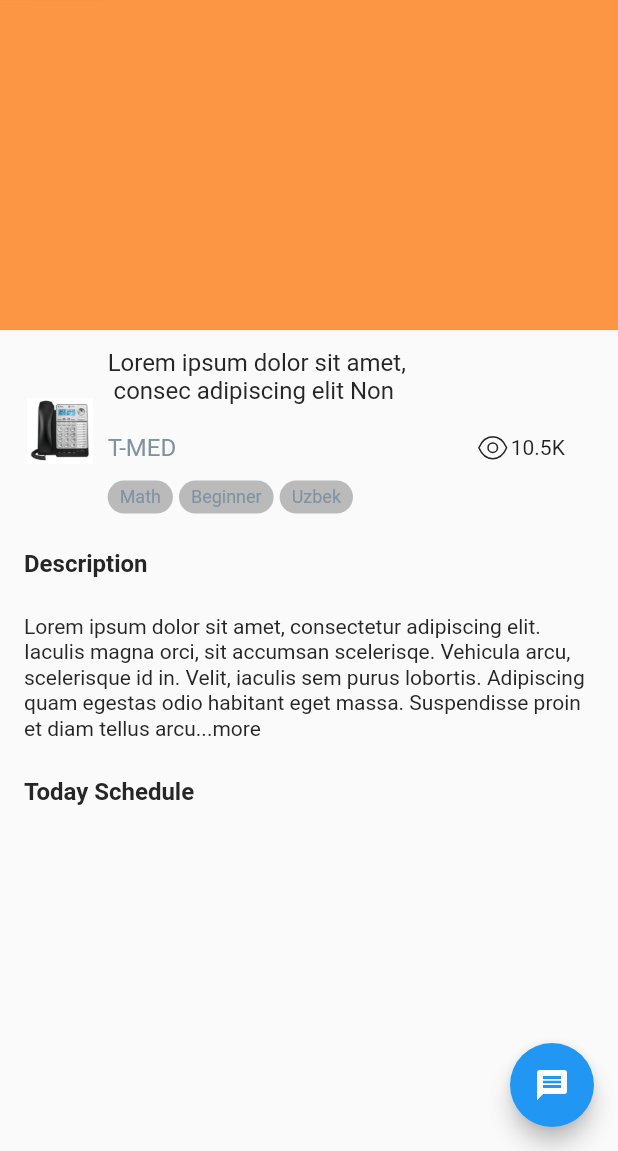
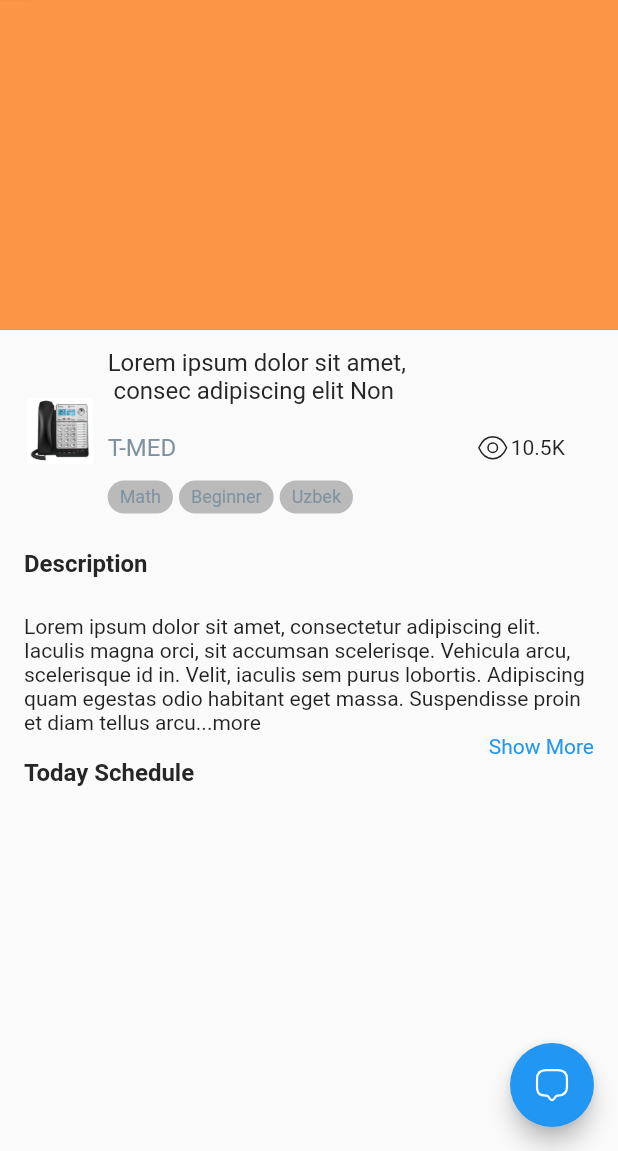
Before and after one commit to bobirbek1/Dwed, a Flutter app: the StreamDetailsPage screen opened by its route, on a phone screen of 412 x 824 dp, the part 85-1236 px from its top. Run offline on Flutter 3.47's test engine with Material 2 defaults, Android fonts, the phone set to English and light mode, and no system bars; our stand-ins replace carousel_slider, connectivity_plus, dartz, dio, equatable, flutter_svg and 4 more; accounts and stored records are empty; network calls fail; project files that could hold a hidden picture were left out.

Commit message:
Stream third page is add  not fully

```diff
--- a/lib/app/app_icons.dart
+++ b/lib/app/app_icons.dart
@@ -37,4 +37,6 @@ class AppIcons {
   static const String BRO = "assets/icons/bro.svg";
   static const String ICON_MORE = "assets/icons/icon_more.svg";
   static const String ICON_EYE = "assets/icons/icon_eye.svg";
+  static const String ICON_MESSAGE = "assets/icons/message.svg";
+  static const String ARROW_DOWN = "assets/icons/arrow_down.svg";
 }
--- a/lib/src/presentation/pages/stream/stream_detail_page.dart
+++ b/lib/src/presentation/pages/stream/stream_detail_page.dart
@@ -7,7 +7,9 @@ import '../../../../app/app_icons.dart';
 import '../../../../core/utils/size_config.dart';
 
 class StreamDetailsPage extends StatelessWidget {
-  const StreamDetailsPage({Key? key}) : super(key: key);
+  StreamDetailsPage({Key? key}) : super(key: key);
+
+  bool isMessagePressed = false;
 
   @override
   Widget build(BuildContext context) {
@@ -20,12 +22,25 @@ class StreamDetailsPage extends StatelessWidget {
                 color: Colors.black,
               )),
           'Stream name'),
-      body: getStreamDetails(),
+      body: Column(
+        children: [
+          Container(
+            height: SizeConfig.calculateBlockVertical(240),
+            decoration: BoxDecoration(color: AppColors.ROYAL_ORANGE),
+          ),
+          const SizedBox(
+            height: 12,
+          ),
+          isMessagePressed ? getMessageScreen() : getStreamDetails()
+        ],
+      ),
       floatingActionButton: FloatingActionButton(
         backgroundColor: Colors.blue,
         foregroundColor: Colors.white,
-        onPressed: () {},
-        child: Icon(Icons.message),
+        onPressed: () {
+          isMessagePressed = !isMessagePressed;
+        },
+        child: SvgPicture.asset(AppIcons.ICON_MESSAGE),
       ),
     );
   }
@@ -66,19 +81,15 @@ class StreamDetailsPage extends StatelessWidget {
   }
 
   getStreamDetails() {
+    final String descText =
+        "Lorem ipsum dolor sit amet, consectetur adipiscing elit. Iaculis magna orci, sit accumsan scelerisqe. Vehicula arcu, scelerisque id in. Velit, iaculis sem purus lobortis. Adipiscing quam egestas odio habitant eget massa. Suspendisse proin et diam tellus arcu...more";
+    bool flagText = false;
     return Container(
       margin: const EdgeInsets.only(bottom: 8),
       child: Column(
         mainAxisAlignment: MainAxisAlignment.start,
         crossAxisAlignment: CrossAxisAlignment.start,
         children: [
-          Container(
-            height: SizeConfig.calculateBlockVertical(240),
-            decoration: BoxDecoration(color: AppColors.ROYAL_ORANGE),
-          ),
-          const SizedBox(
-            height: 12,
-          ),
           Container(
             padding: EdgeInsets.symmetric(horizontal: 16),
             child: Row(
@@ -88,7 +99,7 @@ class StreamDetailsPage extends StatelessWidget {
                     width: SizeConfig.calculateBlockHorizontal(48),
                     height: SizeConfig.calculateBlockVertical(48),
                     decoration:
-                        BoxDecoration(borderRadius: BorderRadius.circular(48)),
+                    BoxDecoration(borderRadius: BorderRadius.circular(48)),
                     child: Image.asset(AppImages.PHONES_PHONES)),
                 Padding(
                   padding: EdgeInsets.only(left: 8),
@@ -119,7 +130,7 @@ class StreamDetailsPage extends StatelessWidget {
                                 // Expanded(child: Container()),
                                 SizedBox(
                                   width:
-                                      SizeConfig.calculateBlockHorizontal(200),
+                                  SizeConfig.calculateBlockHorizontal(200),
                                 ),
                                 Row(
                                     mainAxisAlignment: MainAxisAlignment.end,
@@ -199,20 +210,32 @@ class StreamDetailsPage extends StatelessWidget {
           const SizedBox(
             height: 24,
           ),
-          const Padding(
+          Padding(
             padding: EdgeInsets.symmetric(horizontal: 16),
             child: Expanded(
-              child: Text(
-                "Lorem ipsum dolor sit amet, consectetur adipiscing elit. Iaculis magna orci, sit accumsan scelerisqe. Vehicula arcu, scelerisque id in. Velit, iaculis sem purus lobortis. Adipiscing quam egestas odio habitant eget massa. Suspendisse proin et diam tellus arcu...more",
-                style: TextStyle(
-                    color: AppColors.BLACK, fontSize: 14, height: 1.2),
-                maxLines: 5,
-                softWrap: true,
-              ),
-            ),
-          ),
-          const SizedBox(
-            height: 24,
+                child: Column(
+                  children: [
+                    Text(descText,
+                        maxLines: flagText ? 8 : 5, textAlign: TextAlign.start),
+                    GestureDetector(
+                      onTap: () {
+                        flagText = !flagText;
+                      },
+                      child: Row(
+                        mainAxisAlignment: MainAxisAlignment.end,
+                        children: <Widget>[
+                          flagText
+                              ? Text(
+                            "Show Less",
+                            style: TextStyle(color: Colors.blue),
+                          )
+                              : Text("Show More",
+                              style: TextStyle(color: Colors.blue))
+                        ],
+                      ),
+                    ),
+                  ],
+                )),
           ),
           const Padding(
             padding: EdgeInsets.symmetric(horizontal: 16),
@@ -232,4 +255,58 @@ class StreamDetailsPage extends StatelessWidget {
       ),
     );
   }
+
+  getMessageScreen() {
+    return Container(
+      padding: EdgeInsets.symmetric(horizontal: 16),
+      child: Column(
+        children: [
+          Container(
+            height: SizeConfig.calculateBlockVertical(56),
+            child: Row(
+              crossAxisAlignment: CrossAxisAlignment.center,
+              mainAxisAlignment: MainAxisAlignment.spaceBetween,
+              children: [
+                Text(
+                  "Live Chat",
+                  style: TextStyle(
+                      color: AppColors.BLACK, fontSize: 16, height: 1.2),
+                ),
+                Transform.scale(
+                  scale: 0.5,
+                  child: IconButton(
+                      onPressed: () {},
+                      icon: SvgPicture.asset(
+                        AppIcons.ARROW_DOWN,
+                        color: Colors.black,
+                      )),
+                ),
+              ],
+            ),
+          ),
+          ListView.builder(itemBuilder: (_, int index) {
+            return getStreamChatList(
+                "https://www.google.com/imgres?imgurl=https%3A%2F%2Foecdenvironmentfocusblog.files.wordpress.com%2F2020%2F06%2Fwed-blog-shutterstock_1703194387_low_nwm.jpg&imgrefurl=https%3A%2F%2Foecd-environment-focus.blog%2F2020%2F06%2F05%2Ftime-for-nature-is-a-global-public-health-crisis-what-it-takes-to-protect-the-planets-biodiversity%2F&tbnid=mxmAv-yoofVX-M&vet=12ahUKEwiwkuOboaD7AhU50LsIHRMqCbkQMyhlegUIARDZAQ..i&docid=Dtq-qGkM6AowdM&w=500&h=262&q=nature&ved=2ahUKEwiwkuOboaD7AhU50LsIHRMqCbkQMyhlegUIARDZAQ",
+                "name",
+                "message",
+                4);
+          })
+        ],
+      ),
+    );
+  }
+
+  getStreamChatList(String profileImage, String name, String message,
+      int time) {
+    return Row(
+      crossAxisAlignment: CrossAxisAlignment.start,
+      children: [
+        Container(
+          alignment: Alignment.topCenter,
+
+        )
+      ],
+
+    )
+  }
 }
```
Also changed, not shown: assets/icons/arrow_down.svg (added), assets/icons/message.svg (added).
